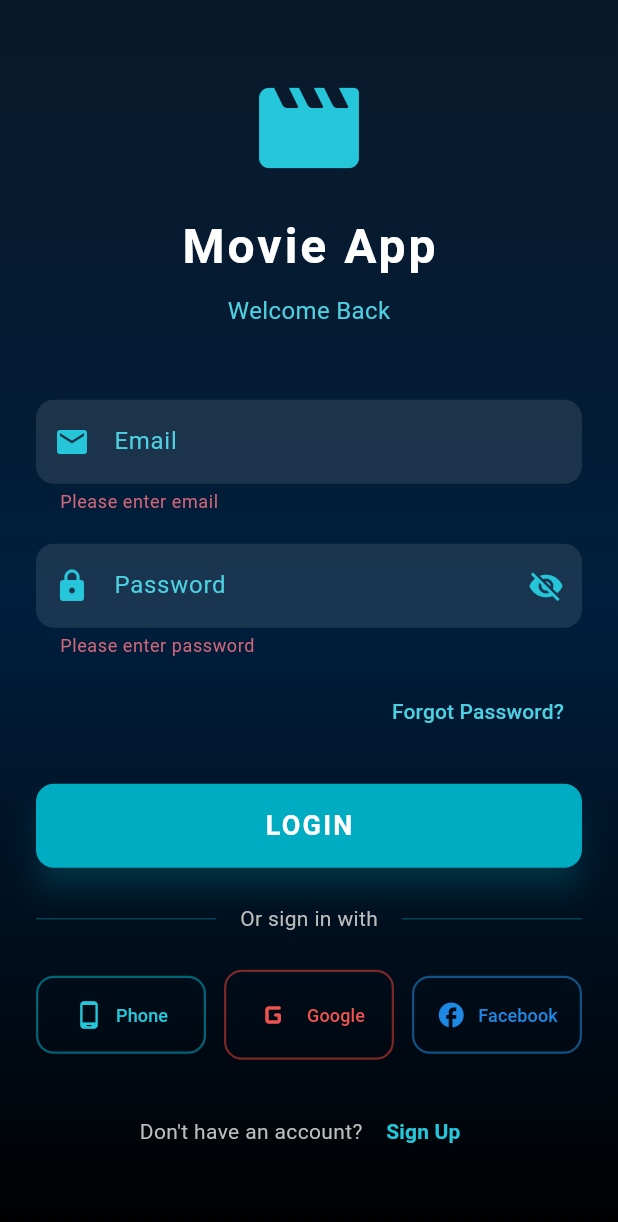
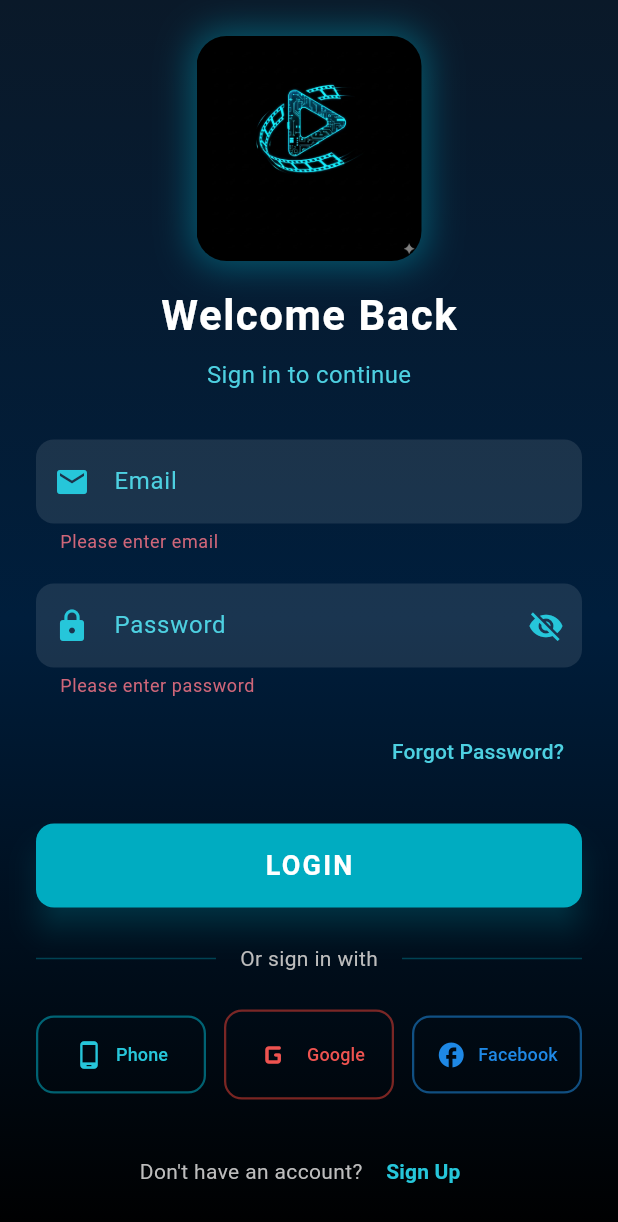
Before and after one commit to HaoMiu2512/flutter_movie_app, a Flutter app: the screen it shows after launch, after a tap on "LOGIN", on a phone screen of 412 x 824 dp. Shown: the top 1222 px of the screen. Run offline on Flutter 3.47's test engine with Material 3 defaults, Android fonts, the phone set to English and light mode, and no system bars; our stand-ins replace carousel_slider, cloud_firestore, firebase_auth, firebase_core, firebase_storage, fluttertoast and 6 more; missing offline and left inert: flutter_facebook_auth; accounts and stored records are empty; network calls fail.

Commit message:
update UI

```diff
--- a/lib/HomePage/HomePage.dart
+++ b/lib/HomePage/HomePage.dart
@@ -98,15 +98,12 @@ class _HomePageState extends State<HomePage> with TickerProviderStateMixin {
             child: SafeArea(
               child: Column(
                 children: [
-                  // Logo
+                  // Flick Logo
                   Container(
                     width: 80,
                     height: 80,
                     decoration: BoxDecoration(
                       shape: BoxShape.circle,
-                      gradient: LinearGradient(
-                        colors: [Colors.cyan, Colors.tealAccent],
-                      ),
                       boxShadow: [
                         BoxShadow(
                           color: Colors.cyan.withValues(alpha: 0.5),
@@ -115,10 +112,11 @@ class _HomePageState extends State<HomePage> with TickerProviderStateMixin {
                         ),
                       ],
                     ),
-                    child: const Icon(
-                      Icons.movie_filter,
-                      size: 45,
-                      color: Colors.white,
+                    child: ClipOval(
+                      child: Image.asset(
+                        'assets/images/Flick.jpg',
+                        fit: BoxFit.cover,
+                      ),
                     ),
                   ),
                   const SizedBox(height: 16),
--- a/lib/LoginPage/login_page.dart
+++ b/lib/LoginPage/login_page.dart
@@ -203,31 +203,47 @@ class _LoginPageState extends State<LoginPage> {
                 child: Column(
                   mainAxisAlignment: MainAxisAlignment.center,
                   children: [
-                    // App Logo/Title
-                    Icon(
-                      Icons.movie_rounded,
-                      size: 80,
-                      color: Colors.cyan[400],
+                    // Flick Logo
+                    Container(
+                      width: 150,
+                      height: 150,
+                      decoration: BoxDecoration(
+                        borderRadius: BorderRadius.circular(20),
+                        boxShadow: [
+                          BoxShadow(
+                            color: Colors.cyan.withValues(alpha: 0.4),
+                            blurRadius: 20,
+                            spreadRadius: 3,
+                          ),
+                        ],
+                      ),
+                      child: ClipRRect(
+                        borderRadius: BorderRadius.circular(20),
+                        child: Image.asset(
+                          'assets/images/Flick_NoInfo.jpg',
+                          fit: BoxFit.cover,
+                        ),
+                      ),
                     ),
                     const SizedBox(height: 16),
-                    Text(
-                      'Movie App',
+                    const Text(
+                      'Welcome Back',
                       style: TextStyle(
-                        fontSize: 32,
+                        fontSize: 28,
                         fontWeight: FontWeight.bold,
                         color: Colors.white,
-                        letterSpacing: 2,
+                        letterSpacing: 1,
                       ),
                     ),
                     const SizedBox(height: 8),
                     Text(
-                      'Welcome Back',
+                      'Sign in to continue',
                       style: TextStyle(
                         fontSize: 16,
                         color: Colors.cyan[300],
                       ),
                     ),
-                    const SizedBox(height: 48),
+                    const SizedBox(height: 32),
 
                     // Email Field
                     TextFormField(
--- a/lib/main.dart
+++ b/lib/main.dart
@@ -1,5 +1,5 @@
 import 'package:flutter/material.dart';
-import 'package:flutter_movie_app/LoginPage/login_page.dart';
+import 'package:flutter_movie_app/splash_screen.dart';
 import 'package:firebase_core/firebase_core.dart';
 import 'firebase_options.dart';
 
@@ -29,8 +29,8 @@ class MyApp extends StatelessWidget {
         useMaterial3: true,
       ),
       debugShowCheckedModeBanner: false,
-      title: 'Flutter Movie App',
-      home: LoginPage(),
+      title: 'Flick',
+      home: const SplashScreen(),
     );
   }
 }
--- a/lib/pages/settings_page.dart
+++ b/lib/pages/settings_page.dart
@@ -197,18 +197,27 @@ class _SettingsPageState extends State<SettingsPage> {
   void _showAboutDialog() {
     showAboutDialog(
       context: context,
-      applicationName: 'Flutter Movie App',
+      applicationName: 'Flick',
       applicationVersion: '$_appVersion ($_buildNumber)',
       applicationIcon: Container(
         width: 60,
         height: 60,
         decoration: BoxDecoration(
-          gradient: const LinearGradient(
-            colors: [Colors.cyan, Colors.tealAccent],
+          borderRadius: BorderRadius.circular(12),
+          boxShadow: [
+            BoxShadow(
+              color: Colors.cyan.withValues(alpha: 0.3),
+              blurRadius: 10,
+            ),
+          ],
+        ),
+        child: ClipRRect(
+          borderRadius: BorderRadius.circular(12),
+          child: Image.asset(
+            'assets/images/Flick.jpg',
+            fit: BoxFit.cover,
           ),
-          borderRadius: BorderRadius.circular(12),
         ),
-        child: const Icon(Icons.movie, color: Colors.white, size: 30),
       ),
       children: [
         const SizedBox(height: 16),
@@ -218,7 +227,7 @@ class _SettingsPageState extends State<SettingsPage> {
         ),
         const SizedBox(height: 8),
         const Text(
-          '© 2024 Flutter Movie App',
+          '© 2024 Flick',
           style: TextStyle(fontSize: 12, color: Colors.grey),
         ),
       ],
@@ -314,7 +323,7 @@ class _SettingsPageState extends State<SettingsPage> {
                 onTap: () {
                   showLicensePage(
                     context: context,
-                    applicationName: 'Flutter Movie App',
+                    applicationName: 'Flick',
                     applicationVersion: _appVersion,
                   );
                 },
@@ -331,9 +340,6 @@ class _SettingsPageState extends State<SettingsPage> {
                     width: 80,
                     height: 80,
                     decoration: BoxDecoration(
-                      gradient: const LinearGradient(
-                        colors: [Colors.cyan, Colors.tealAccent],
-                      ),
                       borderRadius: BorderRadius.circular(20),
                       boxShadow: [
                         BoxShadow(
@@ -343,11 +349,17 @@ class _SettingsPageState extends State<SettingsPage> {
                         ),
                       ],
                     ),
-                    child: const Icon(Icons.movie, color: Colors.white, size: 40),
+                    child: ClipRRect(
+                      borderRadius: BorderRadius.circular(20),
+                      child: Image.asset(
+                        'assets/images/Flick.jpg',
+                        fit: BoxFit.cover,
+                      ),
+                    ),
                   ),
                   const SizedBox(height: 16),
                   const Text(
-                    'Flutter Movie App',
+                    'Flick',
                     style: TextStyle(
                       color: Colors.white,
                       fontSize: 18,
--- /dev/null
+++ b/lib/splash_screen.dart
@@ -0,0 +1,164 @@
+import 'package:flutter/material.dart';
+import 'package:flutter_movie_app/LoginPage/login_page.dart';
+import 'dart:async';
+
+class SplashScreen extends StatefulWidget {
+  const SplashScreen({super.key});
+
+  @override
+  State<SplashScreen> createState() => _SplashScreenState();
+}
+
+class _SplashScreenState extends State<SplashScreen>
+    with SingleTickerProviderStateMixin {
+  late AnimationController _controller;
+  late Animation<double> _fadeAnimation;
+  late Animation<double> _scaleAnimation;
+
+  @override
+  void initState() {
+    super.initState();
+
+    // Initialize animation controller
+    _controller = AnimationController(
+      duration: const Duration(milliseconds: 2000),
+      vsync: this,
+    );
+
+    // Fade animation
+    _fadeAnimation = Tween<double>(begin: 0.0, end: 1.0).animate(
+      CurvedAnimation(
+        parent: _controller,
+        curve: const Interval(0.0, 0.6, curve: Curves.easeIn),
+      ),
+    );
+
+    // Scale animation
+    _scaleAnimation = Tween<double>(begin: 0.5, end: 1.0).animate(
+      CurvedAnimation(
+        parent: _controller,
+        curve: const Interval(0.0, 0.6, curve: Curves.elasticOut),
+      ),
+    );
+
+    // Start animation
+    _controller.forward();
+
+    // Navigate to login page after delay
+    Timer(const Duration(seconds: 3), () {
+      if (mounted) {
+        Navigator.pushReplacement(
+          context,
+          PageRouteBuilder(
+            pageBuilder: (context, animation, secondaryAnimation) =>
+                LoginPage(),
+            transitionsBuilder:
+                (context, animation, secondaryAnimation, child) {
+              return FadeTransition(opacity: animation, child: child);
+            },
+            transitionDuration: const Duration(milliseconds: 500),
+          ),
+        );
+      }
+    });
+  }
+
+  @override
+  void dispose() {
+    _controller.dispose();
+    super.dispose();
+  }
+
+  @override
+  Widget build(BuildContext context) {
+    return Scaffold(
+      body: Container(
+        decoration: BoxDecoration(
+          gradient: LinearGradient(
+            begin: Alignment.topLeft,
+            end: Alignment.bottomRight,
+            colors: [
+              const Color(0xFF0A1929),
+              const Color(0xFF0F1922),
+              const Color(0xFF001E3C),
+            ],
+          ),
+        ),
+        child: Center(
+          child: AnimatedBuilder(
+            animation: _controller,
+            builder: (context, child) {
+              return Opacity(
+                opacity: _fadeAnimation.value,
+                child: Transform.scale(
+                  scale: _scaleAnimation.value,
+                  child: Column(
+                    mainAxisAlignment: MainAxisAlignment.center,
+                    children: [
+                      // Flick Logo
+                      Container(
+                        decoration: BoxDecoration(
+                          borderRadius: BorderRadius.circular(20),
+                          boxShadow: [
+                            BoxShadow(
+                              color: Colors.cyan.withValues(alpha: 0.3),
+                              blurRadius: 30,
+                              spreadRadius: 5,
+                            ),
+                          ],
+                        ),
+                        child: ClipRRect(
+                          borderRadius: BorderRadius.circular(20),
+                          child: Image.asset(
+                            'assets/images/Flick.jpg',
+                            width: 250,
+                            height: 250,
+                            fit: BoxFit.contain,
+                          ),
+                        ),
+                      ),
+                      const SizedBox(height: 50),
+
+                      // Loading indicator
+                      SizedBox(
+                        width: 200,
+                        child: TweenAnimationBuilder<double>(
+                          tween: Tween(begin: 0.0, end: 1.0),
+                          duration: const Duration(seconds: 3),
+                          builder: (context, value, child) {
+                            return Column(
+                              children: [
+                                LinearProgressIndicator(
+                                  value: value,
+                                  backgroundColor:
+                                      Colors.white.withValues(alpha: 0.1),
+                                  valueColor: AlwaysStoppedAnimation<Color>(
+                                    Colors.cyan.withValues(alpha: 0.8),
+                                  ),
+                                  minHeight: 3,
+                                ),
+                                const SizedBox(height: 10),
+                                Text(
+                                  '${(value * 100).toInt()}%',
+                                  style: TextStyle(
+                                    color: Colors.white.withValues(alpha: 0.5),
+                                    fontSize: 12,
+                                    fontWeight: FontWeight.w500,
+                                  ),
+                                ),
+                              ],
+                            );
+                          },
+                        ),
+                      ),
+                    ],
+                  ),
+                ),
+              );
+            },
+          ),
+        ),
+      ),
+    );
+  }
+}
--- a/pubspec.yaml
+++ b/pubspec.yaml
@@ -33,3 +33,6 @@ dev_dependencies:
 
 flutter:
   uses-material-design: true
+  assets:
+    - assets/images/Flick.jpg
+    - assets/images/Flick_NoInfo.jpg
```
Also changed, not shown: assets/images/Flick.jpg (added), assets/images/Flick_NoInfo.jpg (added).
